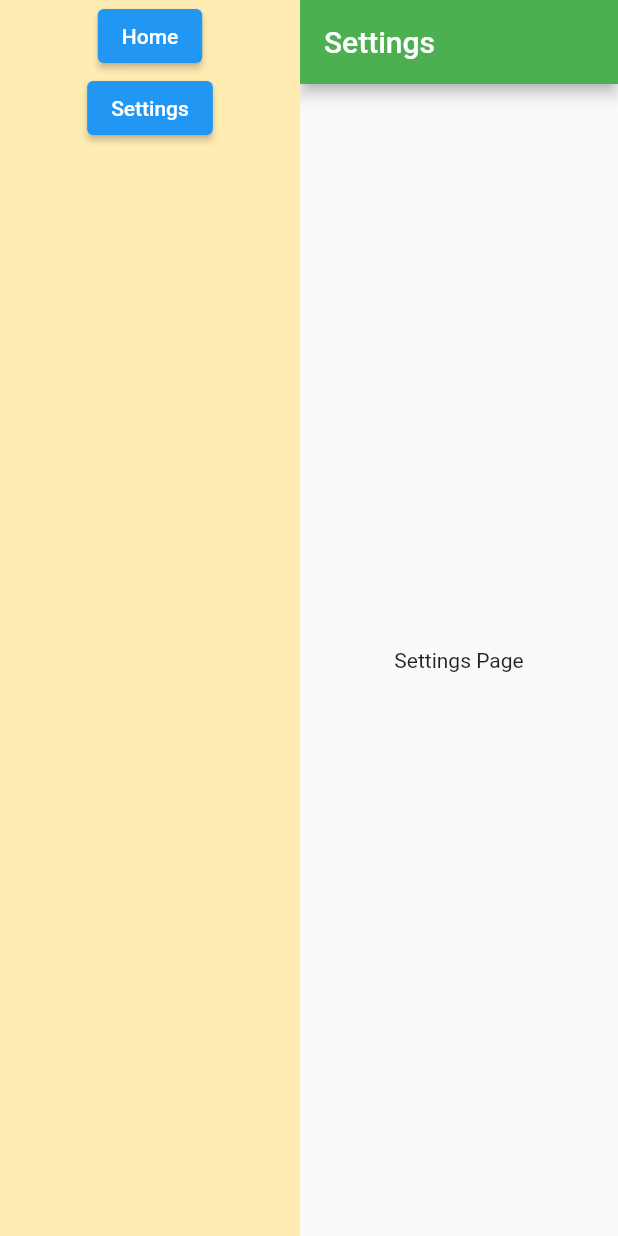
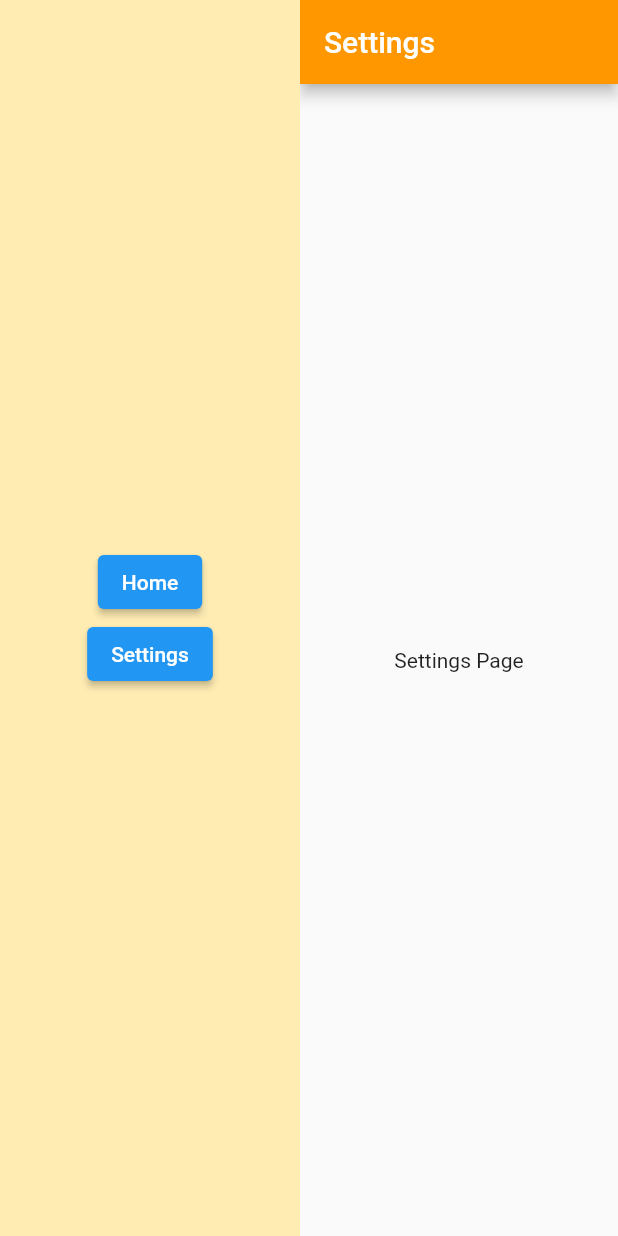
Before and after one commit to achinthadil/flutter_web_navigation_sample, a Flutter app: the screen it shows after launch, after a tap on "Settings", on a phone screen of 412 x 824 dp. Run offline on Flutter 3.47's test engine with Material 2 defaults, Android fonts, the phone set to English and light mode, and no system bars; our stand-ins replace get.

Commit message:
minor change

```diff
--- a/lib/main.dart
+++ b/lib/main.dart
@@ -20,6 +20,7 @@ class NestedNavigation extends StatelessWidget {
         ),
       ],
       initialRoute: '/',
+      defaultTransition: Transition.noTransition,
     );
   }
 }
@@ -48,10 +49,11 @@ class HomeViewWrapper extends StatelessWidget {
           height: double.infinity,
           decoration: BoxDecoration(color: Colors.amber[100]),
           child: Column(
+            mainAxisAlignment: MainAxisAlignment.center,
             children: [
               ElevatedButton(
                   onPressed: () {
-                    Get.offNamed(
+                    Get.offAllNamed(
                       HomeViewNavigation.home,
                       id: HomeViewNavigation.id,
                     );
@@ -59,7 +61,7 @@ class HomeViewWrapper extends StatelessWidget {
                   child: const Text('Home')),
               ElevatedButton(
                   onPressed: () {
-                    Get.offNamed(
+                    Get.offAllNamed(
                       HomeViewNavigation.settings,
                       id: HomeViewNavigation.id,
                     );
@@ -144,7 +146,7 @@ class SettingsScreen extends StatelessWidget {
   Widget build(BuildContext context) {
     return Scaffold(
       appBar: AppBar(
-        backgroundColor: Colors.green,
+        backgroundColor: Colors.orange,
         title: const Text('Settings'),
       ),
       body: const Center(child: Text('Settings Page')),
```
